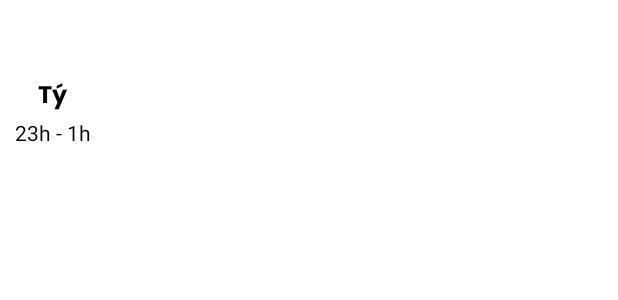
After one commit to trung1999hy/ApplichVanNien, an Android app: the layout item_hour_zodiac.xml on its own in the app's theme, with its tools: preview values and no code run, on a phone screen of 412 x 824 dp. The commit adds this screen. Shown: the top 300 px of the screen. Run offline under Robolectric (Android 15) with nearby library versions, the phone set to English and light mode, and no system bars.

Commit message:
implement time zodiac in month calendar screen

```diff
--- a/app/src/main/res/layout/fragment_month_calendar.xml
+++ b/app/src/main/res/layout/fragment_month_calendar.xml
@@ -184,7 +184,7 @@
                 <View
                     android:layout_width="match_parent"
                     android:layout_height="1dp"
-                    android:visibility="gone"
+                    android:visibility="visible"
                     android:background="@color/line_border_grey"
                     app:layout_constraintBottom_toBottomOf="parent" />
 
@@ -192,7 +192,7 @@
                     android:layout_width="match_parent"
                     android:layout_height="wrap_content"
                     android:background="@color/white"
-                    android:visibility="gone"
+                    android:visibility="visible"
                     android:orientation="vertical"
                     android:padding="10dp">
 
--- /dev/null
+++ b/app/src/main/res/layout/item_hour_zodiac.xml
@@ -0,0 +1,35 @@
+<?xml version="1.0" encoding="utf-8"?>
+<LinearLayout xmlns:android="http://schemas.android.com/apk/res/android"
+    android:layout_width="wrap_content"
+    android:layout_height="wrap_content"
+    android:gravity="center"
+    android:orientation="vertical"
+    android:padding="10dp">
+
+    <ImageView
+        android:id="@+id/ic_zodiac"
+        android:layout_width="35dp"
+        android:layout_height="35dp"
+        android:scaleType="fitCenter"/>
+
+    <TextView
+        android:id="@+id/tv_name_zodiac"
+        android:layout_width="wrap_content"
+        android:layout_height="wrap_content"
+        android:layout_gravity="center"
+        android:layout_marginTop="5dp"
+        android:fontFamily="@font/poppins_bold"
+        android:text="Tý"
+        android:textColor="@color/black"
+        android:textSize="16dp" />
+
+    <TextView
+        android:id="@+id/tv_time_zodiac"
+        android:layout_width="wrap_content"
+        android:layout_height="wrap_content"
+        android:layout_gravity="center"
+        android:text="23h - 1h"
+        android:textColor="@color/black"
+        android:textSize="14sp" />
+
+</LinearLayout>
```
Also changed, not shown: app/src/main/java/com/example/universalcalendar/extensions/DateUtils.kt (+5 -3 lines), app/src/main/java/com/example/universalcalendar/ui/adapter/TimeCountriesAdapter.kt (+4 -5 lines), app/src/main/java/com/example/universalcalendar/ui/adapter/ZodiacAdapter.kt (added, +43 -0 lines), app/src/main/java/com/example/universalcalendar/ui/feature/monthcalendar/MonthCalendarFragment.kt (+20 -0 lines), app/src/main/java/com/example/universalcalendar/ui/feature/monthcalendar/MonthViewModel.kt (+15 -0 lines), app/src/main/assets/image/ico_giap_dan.png (added), app/src/main/assets/image/ico_giap_dau.png (added), app/src/main/assets/image/ico_giap_hoi.png (added), app/src/main/assets/image/ico_giap_mao.png (added), app/src/main/assets/image/ico_giap_mui.png (added), app/src/main/assets/image/ico_giap_ngo.png (added), app/src/main/assets/image/ico_giap_suu.png (added), app/src/main/assets/image/ico_giap_than.png (added), app/src/main/assets/image/ico_giap_thin.png (added), 3 more files.
